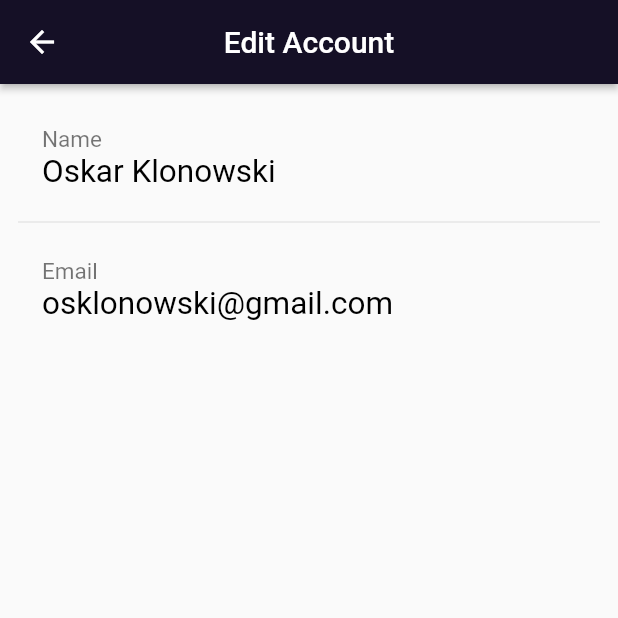
After one commit to osKlonowski/TUNED_live, a Flutter app: the SettingsPage screen opened by its route, after a tap on "Personal Information", on a phone screen of 412 x 824 dp, the top half of it. The commit adds this screen. Run offline on Flutter 3.47's test engine with Material 2 defaults, Android fonts, the phone set to English and light mode, and no system bars; our stand-ins replace cloud_firestore, firebase_auth, geolocator, google_maps_flutter, location, permission_handler and 1 more; missing offline and left inert: geocoder, geoflutterfire; accounts and stored records are empty; network calls fail.

Commit message:
Updates to the settings functionalities

```diff
--- a/lib/main.dart
+++ b/lib/main.dart
@@ -4,6 +4,9 @@ import 'package:tuned_live/screens/home_page.dart';
 import 'package:tuned_live/screens/login_page.dart';
 import 'package:tuned_live/screens/settings_page.dart';
 import 'package:tuned_live/screens/signup_page.dart';
+import 'package:tuned_live/services/edit_account_email.dart';
+import 'package:tuned_live/services/edit_account_name.dart';
+import 'package:tuned_live/services/personal_information.dart';
 import 'screens/welcome_page.dart';
 
 void main() => SystemChrome.setPreferredOrientations([DeviceOrientation.portraitUp]).then((_) {
@@ -29,6 +32,9 @@ class MyApp extends StatelessWidget {
           '/homeScreen' : (BuildContext context) => new HomePage(),
           '/welcomeScreen' : (BuildContext context) => new WelcomePage(),
           '/settingScreen' : (BuildContext context) => new SettingsPage(),
+          '/personalInformation' : (BuildContext context) => new PersonalInformation(),
+          '/editAccountName' : (BuildContext context) => new EditName(),
+          '/editAccountEmail' : (BuildContext context) => new EditEmail(),
         },
     );
   }
--- a/lib/screens/settings_page.dart
+++ b/lib/screens/settings_page.dart
@@ -68,11 +68,16 @@ class _SettingsState extends State<SettingsPage> {
                         onChanged: (value) {},
                       ),
                     ),
-                    ListTile(
-                      contentPadding: EdgeInsets.fromLTRB(20.0, 5.0, 20.0, 5.0),
-                      leading: Icon(Icons.person_outline, size: 32.0),
-                      title: Text('Personal Information'),
-                      subtitle: Text('Update your name, profile picture, and email address.'),
+                    GestureDetector (
+                      onTap: () {
+                        Navigator.pushNamed(context, '/personalInformation');
+                      },
+                      child: ListTile(
+                        contentPadding: EdgeInsets.fromLTRB(20.0, 5.0, 20.0, 5.0),
+                        leading: Icon(Icons.person_outline, size: 32.0),
+                        title: Text('Personal Information'),
+                        subtitle: Text('Update your name, profile picture, and email address.'),
+                      ),
                     ),
                     ListTile(
                       contentPadding: EdgeInsets.fromLTRB(20.0, 5.0, 20.0, 5.0),
--- /dev/null
+++ b/lib/services/personal_information.dart
@@ -0,0 +1,48 @@
+import "package:flutter/material.dart";
+
+class PersonalInformation extends StatefulWidget {
+  @override
+  _PersonalState createState() => _PersonalState();
+}
+
+class _PersonalState extends State<PersonalInformation> {
+  @override
+  Widget build(BuildContext context) {
+    return new Scaffold(
+      appBar: AppBar(
+        title: Text('Edit Account'),
+        backgroundColor: new Color(0xFF151026),
+        centerTitle: true,
+        elevation: 2.0,
+      ),
+      body: ListView(
+        padding: EdgeInsets.all(12.0),
+        shrinkWrap: true,
+        children: <Widget> [
+          // ListTile(
+          //   title: Text("Profile Picture"),
+          //   subtitle: Text("URL-link"), //TODO: query from Firebase
+          //   onTap: (){
+          //     Navigator.pushNamed(context, '/editAccountName'); //change
+          //   },
+          // ),
+          ListTile(
+            title: Text("Name", style: TextStyle(fontSize: 15.0, color: Colors.black54),),
+            subtitle: Text("Oskar Klonowski", style: TextStyle(fontSize: 21.0, color: Colors.black),), //TODO: query from Firebase
+            onTap: (){
+              Navigator.pushNamed(context, '/editAccountName');
+            },
+          ),
+          Divider(),
+          ListTile(
+            title: Text("Email", style: TextStyle(fontSize: 15.0, color: Colors.black54),),
+            subtitle: Text("osklonowski@gmail.com", style: TextStyle(fontSize: 21.0, color: Colors.black),), //TODO: query from Firebase
+            onTap: (){
+              Navigator.pushNamed(context, '/editAccountEmail'); //change
+            },
+          ),
+        ],
+      ),
+    );
+  }
+}
--- a/pubspec.yaml
+++ b/pubspec.yaml
@@ -34,6 +34,7 @@ dependencies:
   location:
   provider:
   geocoder: ^0.2.1
+  geolocator:
 
   font_awesome_flutter:
 
```
Also changed, not shown: lib/screens/home_page.dart (+10 -6 lines), lib/services/edit_account_email.dart (added, +55 -0 lines), lib/services/edit_account_name.dart (added, +55 -0 lines), lib/services/google_maps.dart (+19 -2 lines), lib/services/user_management.dart (+11 -0 lines), pubspec.lock.
